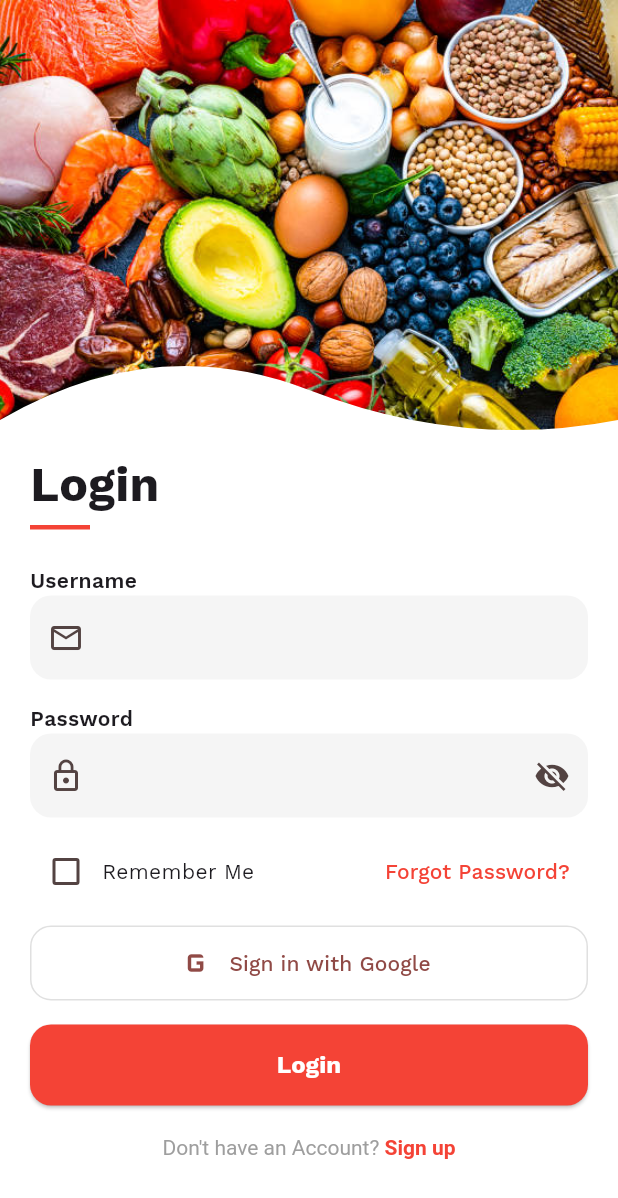
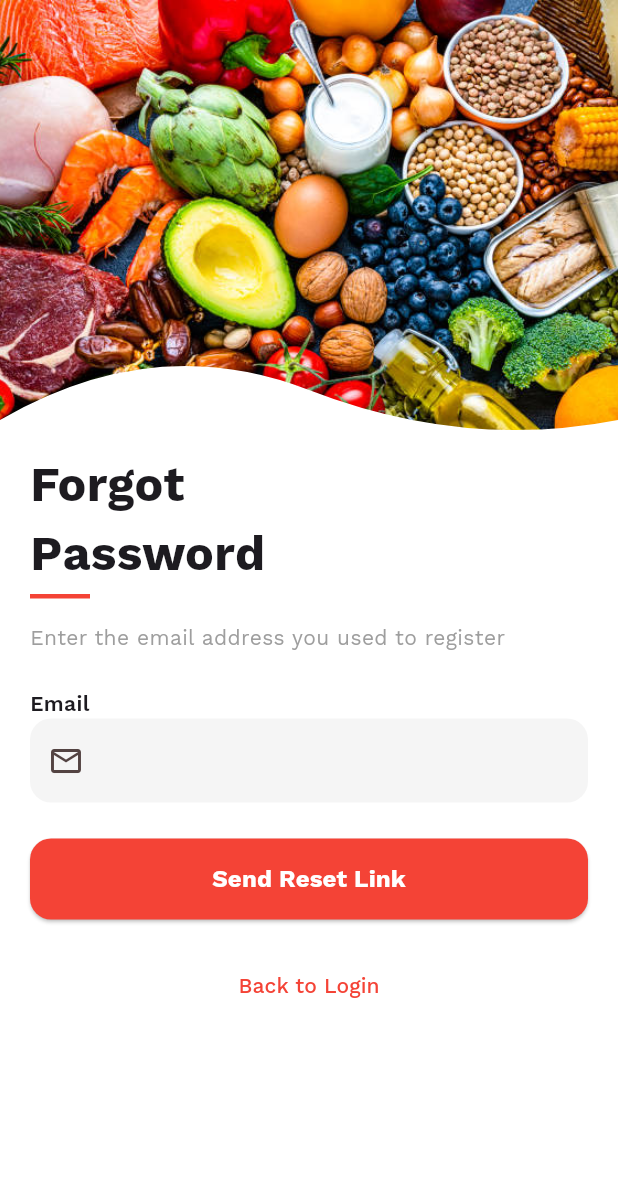
Before and after one commit to danindu2002/nutrisync, a Flutter app: the screen it shows after launch, after a tap on "Forgot Password?", on a phone screen of 412 x 824 dp. Shown: the top 1198 px of the screen. Run offline on Flutter 3.47's test engine with Material 3 defaults, Android fonts, the phone set to English and light mode, and no system bars; our stand-ins replace google_fonts.

Commit message:
created forgot password screen

```diff
--- /dev/null
+++ b/nutrisync_protal/lib/screens/forgot_password_screen.dart
@@ -0,0 +1,149 @@
+import 'package:flutter/material.dart';
+import '../core/constants.dart';
+import '../widgets/common_widgets.dart';
+import 'reset_password_screen.dart';
+
+class ForgotPasswordScreen extends StatefulWidget {
+  const ForgotPasswordScreen({super.key});
+
+  @override
+  State<ForgotPasswordScreen> createState() => _ForgotPasswordScreenState();
+}
+
+class _ForgotPasswordScreenState extends State<ForgotPasswordScreen> {
+  final TextEditingController _emailController = TextEditingController();
+  bool _isLoading = false;
+
+  Future<void> _sendResetLink() async {
+    FocusScope.of(context).unfocus();
+
+    if (_emailController.text.trim().isEmpty) {
+      showModernToast(
+        context,
+        "Please enter your email",
+        type: 'error',
+      );
+      return;
+    }
+
+    setState(() => _isLoading = true);
+
+    showDialog(
+      context: context,
+      barrierDismissible: false,
+      builder: (_) => const Center(
+        child: CircularProgressIndicator(color: AppColors.primary),
+      ),
+    );
+
+    await Future.delayed(const Duration(seconds: 2)); // TODO: API call
+
+    if (!mounted) return;
+
+    Navigator.pop(context);
+    setState(() => _isLoading = false);
+
+    showModernToast(
+      context,
+      "Reset link sent successfully!",
+      type: 'success',
+    );
+
+    Navigator.push(
+      context,
+      MaterialPageRoute(builder: (_) => const ResetPasswordScreen()),
+    );
+  }
+
+  @override
+  void dispose() {
+    _emailController.dispose();
+    super.dispose();
+  }
+
+  @override
+  Widget build(BuildContext context) {
+    return Scaffold(
+      backgroundColor: Colors.white,
+      body: SafeArea(
+        child: SingleChildScrollView(
+          child: Column(
+            children: [
+              const AuthHeader(),
+
+              Padding(
+                padding: const EdgeInsets.symmetric(horizontal: 20),
+                child: Column(
+                  crossAxisAlignment: CrossAxisAlignment.start,
+                  children: [
+
+                    const Text(
+                      "Forgot\nPassword",
+                      style: TextStyle(
+                        fontSize: 32,
+                        fontWeight: FontWeight.bold,
+                      ),
+                    ),
+
+                    const SizedBox(height: 4),
+                    Container(width: 40, height: 3, color: Colors.red),
+
+                    const SizedBox(height: 16),
+
+                    const Text(
+                      "Enter the email address you used to register",
+                      style: TextStyle(color: Colors.grey),
+                    ),
+
+                    const SizedBox(height: 24),
+
+                    const InputLabel("Email"),
+                    InputField(
+                      controller: _emailController,
+                      icon: Icons.email_outlined,
+                    ),
+
+                    const SizedBox(height: 24),
+
+                    ElevatedButton(
+                      onPressed: _isLoading ? null : _sendResetLink,
+                      style: ElevatedButton.styleFrom(
+                        backgroundColor: Colors.red,
+                        minimumSize: const Size(double.infinity, 54),
+                        shape: RoundedRectangleBorder(
+                          borderRadius: BorderRadius.circular(14),
+                        ),
+                      ),
+                      child: const Text(
+                        "Send Reset Link",
+                        style: TextStyle(
+                          fontSize: 16,
+                          fontWeight: FontWeight.bold,
+                          color: Colors.white,
+                        ),
+                      ),
+                    ),
+
+                    const SizedBox(height: 20),
+
+                    Center(
+                      child: TextButton(
+                        onPressed: () => Navigator.pop(context),
+                        child: const Text(
+                          "Back to Login",
+                          style: TextStyle(color: Colors.red),
+                        ),
+                      ),
+                    ),
+
+                    const SizedBox(height: 30),
+                  ],
+                ),
+              ),
+            ],
+          ),
+        ),
+      ),
+    );
+  }
+}
--- a/nutrisync_protal/lib/screens/login_screen.dart
+++ b/nutrisync_protal/lib/screens/login_screen.dart
@@ -3,6 +3,7 @@ import '../core/constants.dart';
 import '../models/login_dto.dart';
 import '../services/api_service.dart';
 import '../widgets/common_widgets.dart';
+import 'forgot_password_screen.dart';
 import 'onboarding_screen.dart';
 
 class LoginScreen extends StatefulWidget {
@@ -141,7 +142,12 @@ class _LoginScreenState extends State<LoginScreen> {
                         const Text("Remember Me"),
                         const Spacer(),
                         TextButton(
-                          onPressed: () {},
+                          onPressed: () {
+                            Navigator.push(
+                              context,
+                              MaterialPageRoute(builder: (context) => const ForgotPasswordScreen()),
+                            );
+                          },
                           child: const Text(
                             "Forgot Password?",
                             style: TextStyle(color: Colors.red),
```
